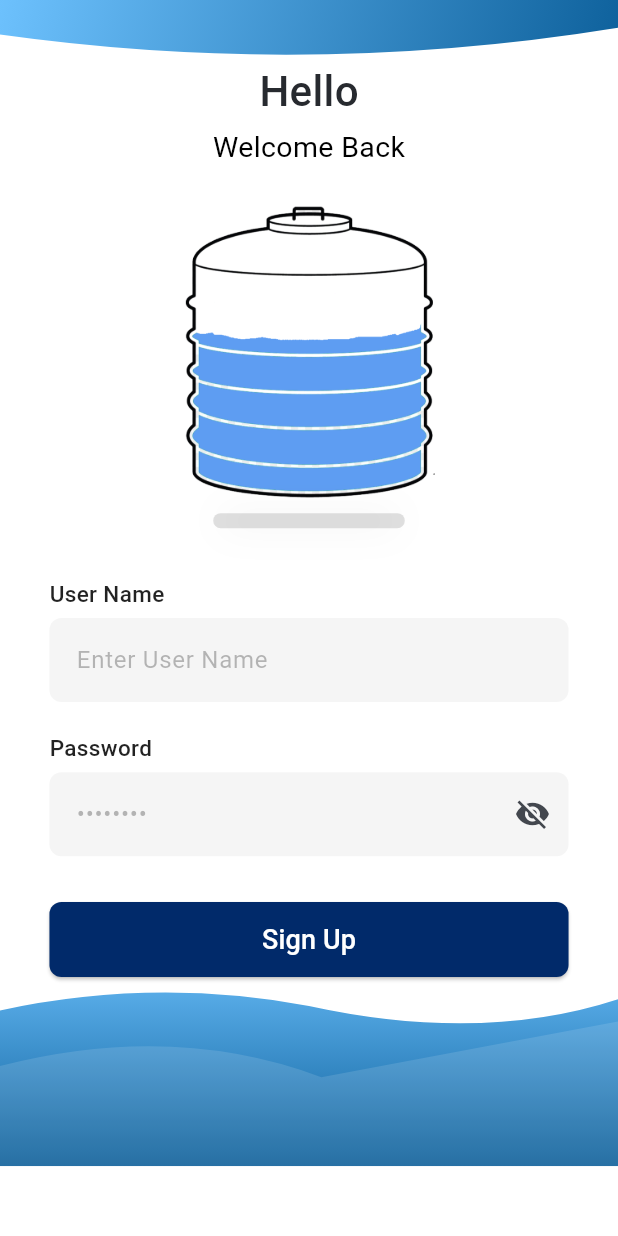
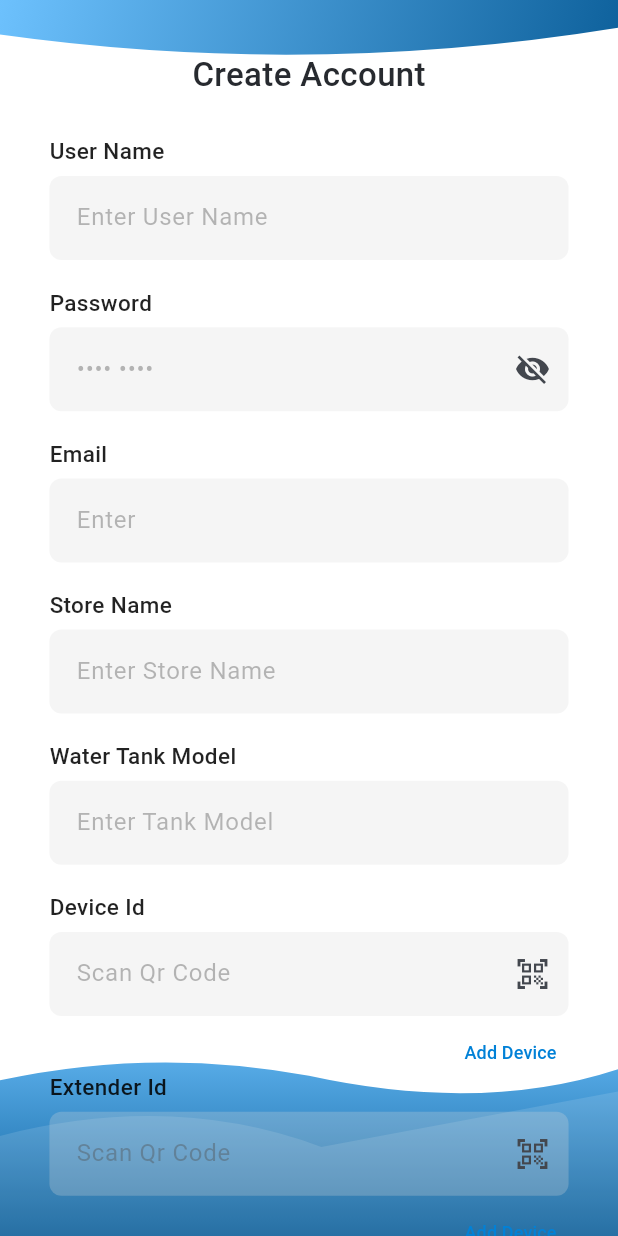
Before and after one commit to riyasfath/waterLevelSensorTransmittorApkUI, a Flutter app: the screen it shows after launch, after a tap on "Sign Up", on a phone screen of 412 x 824 dp. Run offline on Flutter 3.47's test engine with Material 3 defaults, Android fonts, the phone set to English and light mode, and no system bars.

Commit message:
home ui completed..

```diff
--- /dev/null
+++ b/lib/UI/login/SignupScreen.dart
@@ -0,0 +1,331 @@
+import 'package:flutter/material.dart';
+import 'package:waterlevelcopy/UI/dashboard/dashboardScreen.dart';
+import '../../theme/app_theme.dart';
+
+class SignupScreen extends StatefulWidget {
+  const SignupScreen({super.key});
+  @override
+  State<SignupScreen> createState() => _SignupScreenState();
+}
+
+class _SignupScreenState extends State<SignupScreen> {
+  bool _obscure = true;
+
+  @override
+  Widget build(BuildContext context) {
+    final w = MediaQuery.of(context).size.width;
+    final bottomWaveH = w * 0.36;
+    final topWaveH = w * 0.28;
+
+    return Scaffold(
+      backgroundColor: Colors.white,
+      body: Stack(
+        children: [
+          // Top curved gradient
+          Positioned(
+            top: 0, left: 0, right: 0,
+            child: SizedBox(
+              height: topWaveH,
+              child: ClipPath(
+                clipper: _TopCurveClipper(),
+                child: Container(
+                  decoration: const BoxDecoration(
+                    gradient: LinearGradient(
+                      begin: Alignment.topLeft,
+                      end: Alignment.bottomRight,
+                      colors: [AppTheme.kBlueLight, AppTheme.kBlueDark],
+                    ),
+                  ),
+                ),
+              ),
+            ),
+          ),
+
+          // Bottom layered waves
+          Positioned(
+            left: 0, right: 0, bottom: 0,
+            child: SizedBox(
+              height: bottomWaveH,
+              child: Stack(
+                children: [
+                  Positioned.fill(
+                    child: ClipPath(
+                      clipper: _BottomWaveClipper1(),
+                      child: Container(
+                        decoration: const BoxDecoration(
+                          gradient: LinearGradient(
+                            begin: Alignment.topCenter,
+                            end: Alignment.bottomCenter,
+                            colors: [AppTheme.kBlueLight, AppTheme.kBlueDark],
+                          ),
+                        ),
+                      ),
+                    ),
+                  ),
+                  Positioned.fill(
+                    child: ClipPath(
+                      clipper: _BottomWaveClipper2(),
+                      child: Container(color: Colors.white.withOpacity(0.12)),
+                    ),
+                  ),
+                ],
+              ),
+            ),
+          ),
+
+          // Content
+          SafeArea(
+            child: SingleChildScrollView(
+              padding: EdgeInsets.symmetric(horizontal: w * 0.08)
+                  .copyWith(bottom: bottomWaveH * 0.85),
+              child: Column(
+                crossAxisAlignment: CrossAxisAlignment.center,
+                children: [
+                  SizedBox(height: topWaveH * 0.30),
+                  const Text(
+                    "Create Account",
+                    style: TextStyle(fontSize: 22, fontWeight: FontWeight.w500),
+                  ),
+                  SizedBox(height: w * 0.06),
+
+                  // ----- User Name -----
+                  const _Label("User Name"),
+                  const SizedBox(height: 6),
+                  _SizedField(
+                    width: w * 0.84,
+                    height: w * 0.15,
+                    child: const TextField(
+                      decoration: InputDecoration(hintText: "Enter User Name"),
+                    ),
+                  ),
+                  const SizedBox(height: 12),
+
+                  // ----- Password -----
+                  const _Label("Password"),
+                  const SizedBox(height: 6),
+                  _SizedField(
+                    width: w * 0.84,
+                    height: w * 0.15,
+                    child: TextField(
+                      obscureText: _obscure,
+                      decoration: InputDecoration(
+                        hintText: "•••• ••••",
+                        suffixIcon: IconButton(
+                          onPressed: () => setState(() => _obscure = !_obscure),
+                          icon: Icon(_obscure ? Icons.visibility_off : Icons.visibility),
+                        ),
+                      ),
+                    ),
+                  ),
+                  const SizedBox(height: 12),
+
+                  // ----- Email -----
+                  const _Label("Email"),
+                  const SizedBox(height: 6),
+                  _SizedField(
+                    width: w * 0.84,
+                    height: w * 0.15,
+                    child: const TextField(
+                      keyboardType: TextInputType.emailAddress,
+                      decoration: InputDecoration(hintText: "Enter"),
+                    ),
+                  ),
+                  const SizedBox(height: 12),
+
+                  // ----- Store Name -----
+                  const _Label("Store Name"),
+                  const SizedBox(height: 6),
+                  _SizedField(
+                    width: w * 0.84,
+                    height: w * 0.15,
+                    child: const TextField(
+                      decoration: InputDecoration(hintText: "Enter Store Name"),
+                    ),
+                  ),
+                  const SizedBox(height: 12),
+
+                  // ----- Water Tank Model -----
+                  const _Label("Water Tank Model"),
+                  const SizedBox(height: 6),
+                  _SizedField(
+                    width: w * 0.84,
+                    height: w * 0.15,
+                    child: const TextField(
+                      decoration: InputDecoration(hintText: "Enter Tank Model"),
+                    ),
+                  ),
+                  const SizedBox(height: 12),
+
+                  // ----- Device Id with QR + Add Device -----
+                  // ----- Device Id -----
+                  const _Label("Device Id"),
+                  const SizedBox(height: 6),
+                  _SizedField(
+                    width: w * 0.84,
+                    height: w * 0.15,
+                    child: TextField(
+                      decoration: InputDecoration(
+                        hintText: "Scan Qr Code",
+                        suffixIcon: IconButton(
+                          onPressed: () {}, // TODO: scan action
+                          icon: const Icon(Icons.qr_code_scanner_outlined),
+                        ),
+                      ),
+                    ),
+                  ),
+                  const SizedBox(height: 6),
+                  Align(
+                    alignment: Alignment.centerRight,
+                    child: TextButton(
+                      style: TextButton.styleFrom(
+                        padding: const EdgeInsets.symmetric(horizontal: 8, vertical: 4),
+                        minimumSize: const Size(0, 0),
+                        tapTargetSize: MaterialTapTargetSize.shrinkWrap,
+                      ),
+                      onPressed: () {}, // TODO: add device action
+                      child: const Text("Add Device", style: TextStyle(fontSize: 12)),
+                    ),
+                  ),
+                  // const SizedBox(height: 12),
+
+
+                  // ----- Extender Id with QR + Add Device -----
+                  // ----- Extender Id -----
+                  const _Label("Extender Id"),
+                  const SizedBox(height: 6),
+                  _SizedField(
+                    width: w * 0.84,
+                    height: w * 0.15,
+                    child: TextField(
+                      decoration: InputDecoration(
+                        hintText: "Scan Qr Code",
+                        suffixIcon: IconButton(
+                          onPressed: () {}, // TODO: scan action
+                          icon: const Icon(Icons.qr_code_scanner_outlined),
+                        ),
+                      ),
+                    ),
+                  ),
+                  const SizedBox(height: 6),
+                  Align(
+                    alignment: Alignment.centerRight,
+                    child: TextButton(
+                      style: TextButton.styleFrom(
+                        padding: const EdgeInsets.symmetric(horizontal: 8, vertical: 4),
+                        minimumSize: const Size(0, 0),
+                        tapTargetSize: MaterialTapTargetSize.shrinkWrap,
+                      ),
+                      onPressed: () {}, // TODO: add device action
+                      child: const Text("Add Device", style: TextStyle(fontSize: 12)),
+                    ),
+                  ),
+                  const SizedBox(height: 12),
+
+
+                  // Login button
+                  SizedBox(
+                    width: double.infinity,
+                    height: 50,
+                    child: ElevatedButton(
+                      style: ElevatedButton.styleFrom(
+                        backgroundColor: AppTheme.kButtonDark, // #012A6A
+                        shape: RoundedRectangleBorder(
+                          borderRadius: BorderRadius.circular(8),
+                        ),
+                      ),
+                        onPressed: () {
+                          Navigator.of(context).push(
+                            MaterialPageRoute(
+                              builder: (context) => const DashboardScreen(),
+                            ),
+                          );
+                        },
+                        child: const Text(
+                          "Login",
+                          style: TextStyle(fontSize: 16, color: Colors.white),
+                        ),
+                    ),
+                  ),
+                ],
+              ),
+            ),
+          ),
+        ],
+      ),
+    );
+  }
+}
+
+// ---------- Small helpers ----------
+class _Label extends StatelessWidget {
+  final String text;
+  const _Label(this.text);
+  @override
+  Widget build(BuildContext context) {
+    return Align(
+      alignment: Alignment.centerLeft,
+      child: Text(text,
+          style: const TextStyle(
+              fontSize: 15, color: Colors.black87, fontWeight: FontWeight.w500)),
+    );
+  }
+}
+
+class _SizedField extends StatelessWidget {
+  final double? width;
+  final double height;
+  final Widget child;
+  const _SizedField({this.width, required this.height, required this.child});
+
+  @override
+  Widget build(BuildContext context) {
+    return SizedBox(width: width, height: height, child: child);
+  }
+}
+
+// ---------- Reused clippers ----------
+class _TopCurveClipper extends CustomClipper<Path> {
+  @override
+  Path getClip(Size s) {
+    final w = s.width, h = s.height;
+    return Path()
+      ..lineTo(0, h * 0.20)
+      ..quadraticBezierTo(w * 0.50, h * 0.45, w, h * 0.16)
+      ..lineTo(w, 0)
+      ..close();
+  }
+  @override
+  bool shouldReclip(_) => false;
+}
+
+class _BottomWaveClipper1 extends CustomClipper<Path> {
+  @override
+  Path getClip(Size s) {
+    final w = s.width, h = s.height;
+    return Path()
+      ..moveTo(0, h * 0.30)
+      ..quadraticBezierTo(w * 0.25, h * 0.15, w * 0.50, h * 0.28)
+      ..quadraticBezierTo(w * 0.78, h * 0.45, w, h * 0.25)
+      ..lineTo(w, h)
+      ..lineTo(0, h)
+      ..close();
+  }
+  @override
+  bool shouldReclip(_) => false;
+}
+
+class _BottomWaveClipper2 extends CustomClipper<Path> {
+  @override
+  Path getClip(Size s) {
+    final w = s.width, h = s.height;
+    return Path()
+      ..moveTo(0, h * 0.55)
+      ..quadraticBezierTo(w * 0.28, h * 0.35, w * 0.52, h * 0.60)
+      ..lineTo(w, h * 0.35)
+      ..lineTo(w, h)
+      ..lineTo(0, h)
+      ..close();
+  }
+  @override
+  bool shouldReclip(_) => false;
+}
--- a/lib/UI/login/loginScreen.dart
+++ b/lib/UI/login/loginScreen.dart
@@ -1,5 +1,6 @@
 import 'package:flutter/material.dart';
 import '../../theme/app_theme.dart';
+import 'SignupScreen.dart';
 
 class LoginScreenMock extends StatefulWidget {
   const LoginScreenMock({super.key});
@@ -145,18 +146,13 @@ class _LoginScreenMockState extends State<LoginScreenMock> {
                   const SizedBox(height: 14),
 
                   // Password
-                  // Password
                   const Align(
                     alignment: Alignment.centerLeft,
                     child: Text("Password",
                         style: TextStyle(fontSize: 15, fontWeight: FontWeight.w500, color: Colors.black87)),
                   ),
                   const SizedBox(height: 6),
-
-                  SizedBox(
-                    width: w * 0.84,       // same as username
-                    height: w * 0.15,
-                    child: TextField(
+                  TextField(
                     obscureText: _obscure,
                     decoration: InputDecoration(
                       hintText: "••••••••",
@@ -166,8 +162,6 @@ class _LoginScreenMockState extends State<LoginScreenMock> {
                       ),
                     ),
                   ),
-                  ),
-
 
                   SizedBox(height: w * 0.06),
 
@@ -180,8 +174,12 @@ class _LoginScreenMockState extends State<LoginScreenMock> {
                         backgroundColor: AppTheme.kButtonDark,
                         shape: RoundedRectangleBorder(borderRadius: BorderRadius.circular(8)),
                       ),
-                      onPressed: () {},
-                      child: const Text("Sign Up", style: TextStyle(fontSize: 18,fontWeight: FontWeight.w500, color: Colors.white)),
+                      onPressed: () {
+                        Navigator.of(context).push(
+                          MaterialPageRoute(builder: (context) => const SignupScreen()),
+                        );
+                      },
+                      child: const Text("Sign Up", style: TextStyle(fontSize: 16, color: Colors.white)),
                     ),
                   ),
                 ],
--- a/lib/theme/app_theme.dart
+++ b/lib/theme/app_theme.dart
@@ -13,9 +13,12 @@ class AppTheme {
   // CTA Button color (#012A6A)
   static const Color kButtonDark = Color(0xFF012A6A);
 
-  // TextField theming (as requested)
+  // TextField theming
   static const Color kHintColor = Color(0x664F4F4F); // #4F4F4F66
   static const Color kFieldFill = Color(0x42D9D9D9); // #D9D9D942
+
+  // Device tabs border color — you gave #0181D799 (RRGGBBAA) → Flutter ARGB 0x990181D7
+  static const Color kDeviceTabBorder = Color(0x990181D7);
 
   static ThemeData light() {
     final base = ThemeData(
@@ -64,7 +67,7 @@ class AppTheme {
       // Surfaces
       cardColor: Colors.white,
       dialogBackgroundColor: Colors.white,
-      dividerColor: const Color(0xFFE6E8EB),
+      dividerColor: Color(0xFFE6E8EB),
 
       // Text defaults
       textTheme: base.textTheme.apply(
@@ -72,7 +75,6 @@ class AppTheme {
         displayColor: textDark,
       ),
 
-      // Ensure M3 surfaces stay white
       colorScheme: base.colorScheme.copyWith(
         surface: Colors.white,
         background: Colors.white,
```
Also changed, not shown: lib/UI/dashboard/dashboardScreen.dart (+66 -19 lines), lib/UI/dashboard/widgets/battery_field.dart (+10 -15 lines), lib/UI/dashboard/widgets/device_tabs.dart (+8 -4 lines), lib/UI/dashboard/widgets/key_values_card.dart (+5 -7 lines), lib/UI/dashboard/widgets/labeled_info_row.dart (+10 -16 lines), lib/UI/dashboard/widgets/tank_card.dart (+56 -17 lines), lib/UI/dashboard/widgets/water_position_card.dart (+14 -25 lines). Lines whose indentation alone changed are shown as unchanged.
